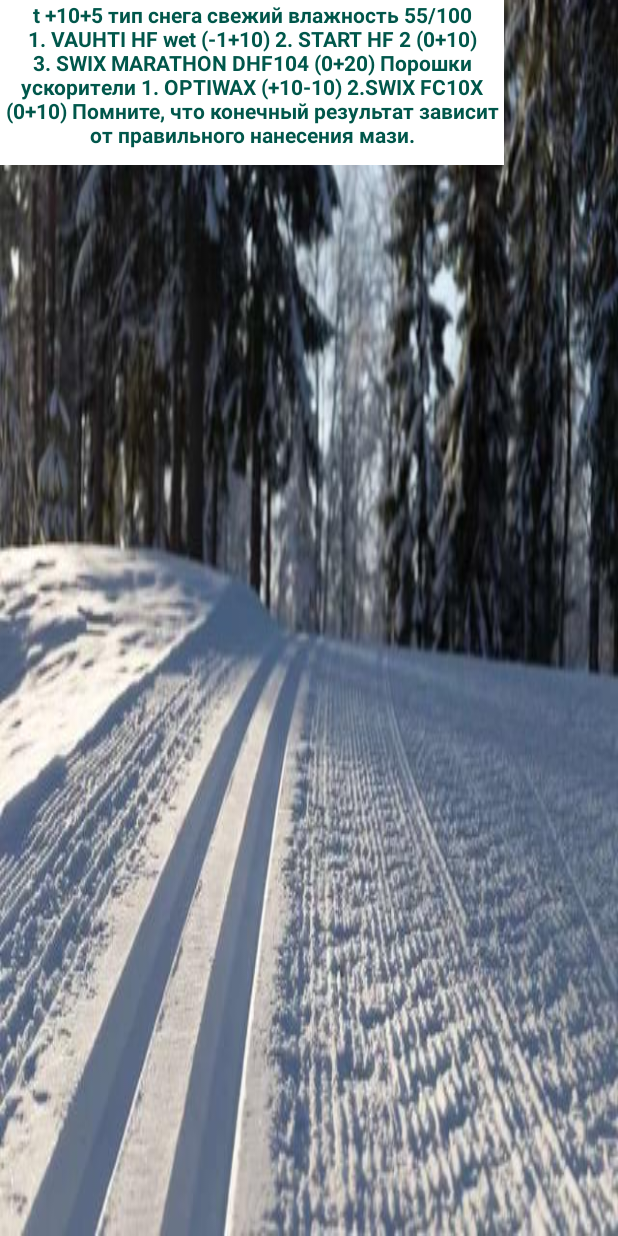
After one commit to DmiriiKalugin/SkiFoercaster, an Android app: the Fresh screen opened directly, with no data from a screen before it, on a phone screen of 412 x 824 dp. The commit adds this screen. Run offline under Robolectric (Android 15) with nearby library versions, the phone set to English and light mode, and no system bars.

Commit message:
Create pages with paraffins

```diff
--- /dev/null
+++ b/app/src/main/java/ru/dkalugin/ski_forecaster/temperature/plus5_10/Fresh.java
@@ -0,0 +1,16 @@
+package ru.dkalugin.ski_forecaster.temperature.plus5_10;
+
+import androidx.appcompat.app.AppCompatActivity;
+
+import android.os.Bundle;
+
+import ru.dkalugin.ski_forecaster.R;
+
+public class Fresh extends AppCompatActivity {
+
+    @Override
+    protected void onCreate(Bundle savedInstanceState) {
+        super.onCreate(savedInstanceState);
+        setContentView(R.layout.activity_fresh_pl_5_10);
+    }
+}
--- /dev/null
+++ b/app/src/main/res/layout/activity_fresh_pl_5_10.xml
@@ -0,0 +1,21 @@
+<?xml version="1.0" encoding="utf-8"?>
+<androidx.constraintlayout.widget.ConstraintLayout xmlns:android="http://schemas.android.com/apk/res/android"
+    xmlns:app="http://schemas.android.com/apk/res-auto"
+    xmlns:tools="http://schemas.android.com/tools"
+    android:layout_width="match_parent"
+    android:layout_height="match_parent"
+    android:background="@mipmap/back"
+    tools:context=".temperature.plus5_10.Fresh">
+
+    <TextView
+        android:id="@+id/textView2"
+        android:layout_width="336dp"
+        android:layout_height="110dp"
+        android:background="@color/colorPrimaryWhite"
+        android:text="@string/fresh_activity"
+        android:textAlignment="center"
+        android:textColor="@color/colorPrimaryDark"
+        android:textStyle="bold"
+        tools:layout_editor_absoluteX="37dp"
+        tools:layout_editor_absoluteY="277dp" />
+</androidx.constraintlayout.widget.ConstraintLayout>
--- a/app/src/main/res/layout/activity_splash.xml
+++ b/app/src/main/res/layout/activity_splash.xml
@@ -4,7 +4,7 @@
     xmlns:tools="http://schemas.android.com/tools"
     android:layout_width="match_parent"
     android:layout_height="match_parent"
-    tools:context=".Splash" >
+    tools:context=".splash.Splash" >
 
     <TextView
         android:id="@+id/textView"
--- a/app/src/main/res/values/strings.xml
+++ b/app/src/main/res/values/strings.xml
@@ -10,4 +10,22 @@
     <string name="crude">Сырой(до -7)</string>
     <string name="artificial">Искусственный</string>
     <string name="title_activity_temperature_plus_ten_and_five">TemperaturePlusTenAndFive</string>
+
+
+    <string name="fresh_activity">
+                    t     +10+5
+                тип снега     свежий
+                влажность   55/100
+        1. VAUHTI HF wet (-1+10)
+        2. START HF 2 (0+10)
+        3. SWIX MARATHON DHF104 (0+20)
+
+                Порошки ускорители
+
+        1. OPTIWAX (+10-10)
+        2.SWIX FC10X (0+10)
+
+        Помните, что конечный результат зависит от правильного нанесения мази.
+
+    </string>
 </resources>
```
Also changed, not shown: app/src/main/AndroidManifest.xml (+8 -2 lines), app/src/main/java/ru/dkalugin/ski_forecaster/First.java (deleted, +0 -22 lines), app/src/main/java/ru/dkalugin/ski_forecaster/ski_forecaster/SkiForecaster.java (added, +38 -0 lines), app/src/main/java/ru/dkalugin/ski_forecaster/splash/Splash.java (renamed from app/src/main/java/ru/dkalugin/ski_forecaster/Splash.java, +5 -4 lines), app/src/main/java/ru/dkalugin/ski_forecaster/temperature/plus5_10/Arcificial.java (added, +16 -0 lines), app/src/main/java/ru/dkalugin/ski_forecaster/temperature/plus5_10/Crude.java (added, +16 -0 lines), app/src/main/java/ru/dkalugin/ski_forecaster/temperature/plus5_10/Old.java (added, +16 -0 lines), app/src/main/res/layout/activity_arcificial_pl_5_10.xml (added, +9 -0 lines), app/src/main/res/layout/activity_crude_pl_5_10.xml (added, +9 -0 lines), app/src/main/res/layout/activity_old_pl_5_10.xml (added, +9 -0 lines), app/src/main/res/layout/activity_ski_forecaster.xml (renamed from app/src/main/res/layout/activity_first.xml, +6 -6 lines), app/src/main/res/mipmap-hdpi/splash_background.png.
